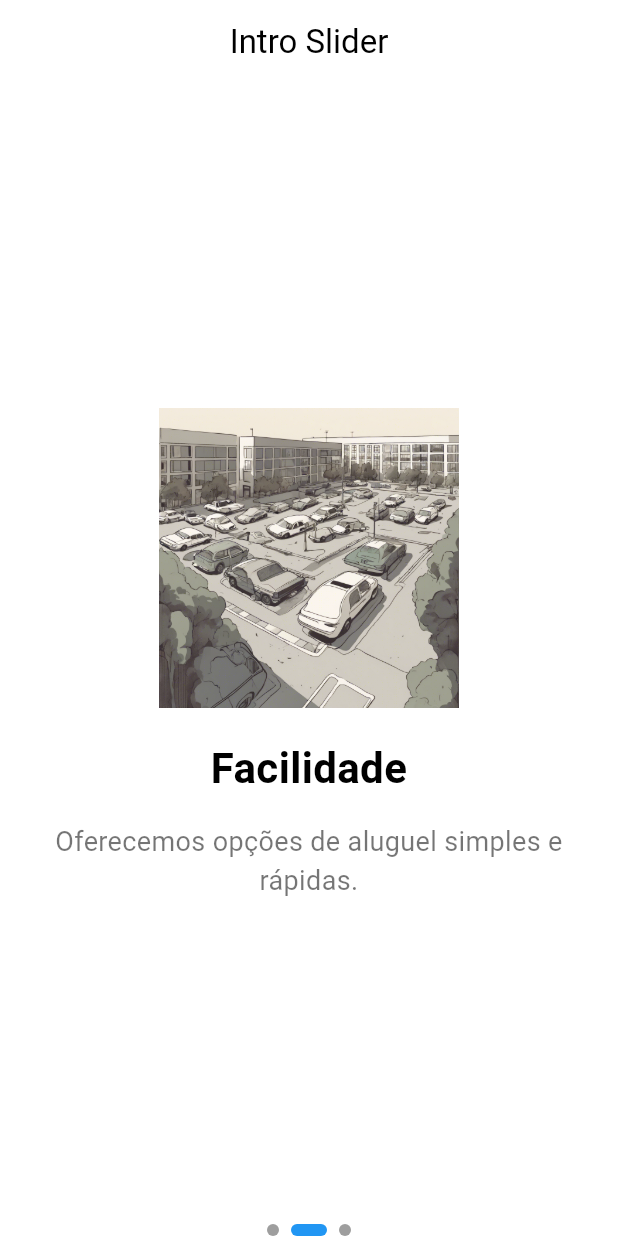
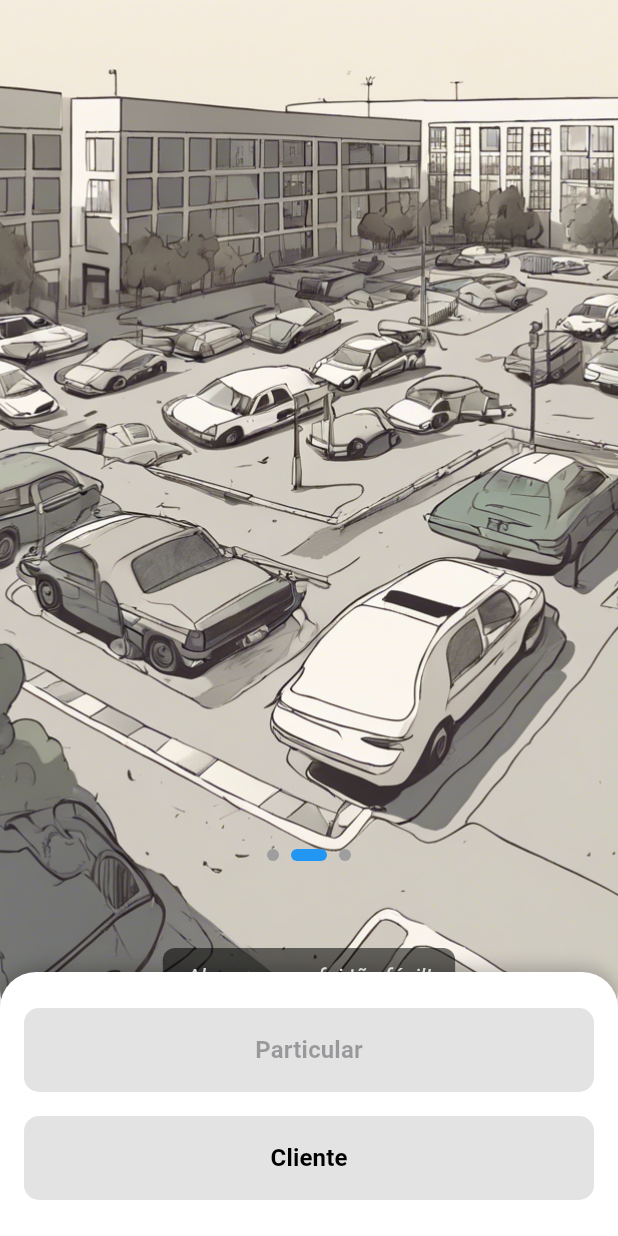
Before and after one commit to Nekavy/Parkking, a Flutter app: the screen it shows after launch, swiped to page 2, on a phone screen of 412 x 824 dp. Run offline on Flutter 3.47's test engine with Material 3 defaults, Android fonts, the light colour scheme and no system bars; drawn by our look-alikes of smooth_page_indicator.

Commit message:
Parkking Update v0.02
Melhoria de pagina intro

```diff
--- a/lib/main.dart
+++ b/lib/main.dart
@@ -1,6 +1,5 @@
 import 'package:flutter/material.dart';
 import 'screens/intro_slider.dart';
-import 'screens/login_page.dart';
 
 void main() {
   runApp(const ParkKingApp());
@@ -21,7 +20,6 @@ class ParkKingApp extends StatelessWidget {
       initialRoute: '/intro', // Rota inicial
       routes: {
         '/intro': (context) => IntroSliderPage(),
-        '/login': (context) => LoginPage(role: 'Cliente'), // Exemplo de rota
       },
     );
   }
--- a/lib/screens/intro_slider.dart
+++ b/lib/screens/intro_slider.dart
@@ -1,6 +1,5 @@
 import 'package:flutter/material.dart';
 import 'package:smooth_page_indicator/smooth_page_indicator.dart';
-import 'role_selection_page.dart';
 
 class IntroSliderPage extends StatefulWidget {
   @override
@@ -11,68 +10,56 @@ class _IntroSliderPageState extends State<IntroSliderPage> {
   final PageController _controller = PageController();
   int _currentPage = 0;
 
-  // Lista de páginas da introdução
-  final List<Widget> _pages = [
-    _buildPage("Bem-vindo!", "Explore nosso aplicativo e comece agora.", 'assets/images/welcome_image.png'),
-    _buildPage("Facilidade", "Oferecemos opções de aluguel simples e rápidas.", 'assets/images/ease_image.png'),
-    _buildPage("Escolha seu papel", "Arrendador ou Cliente, a escolha é sua.", 'assets/images/role_choice_image.png'),
+  final List<Map<String, String>> _slides = [
+    {
+      "title": "Bem-vindo!",
+      "description": "Explore o nosso aplicativo e comece agora.",
+      "image": "assets/images/welcome_image.png",
+      "caption": "Descubra a facilidade do nosso serviço.",
+    },
+    {
+      "title": "Facilidade",
+      "description": "Oferecemos opções de aluguel simples e rápidas.",
+      "image": "assets/images/ease_image.png",
+      "caption": "Alugar nunca foi tão fácil!",
+    },
+    {
+      "title": "Escolha seu papel",
+      "description": "Arrendador ou Cliente, a escolha é sua.",
+      "image": "assets/images/role_choice_image.png",
+      "caption": "Decida como quer participar.",
+    },
   ];
-
-  static Widget _buildPage(String title, String description, String imagePath) {
-    return Padding(
-      padding: const EdgeInsets.symmetric(horizontal: 24.0),
-      child: Column(
-        mainAxisAlignment: MainAxisAlignment.center,
-        children: [
-          Image.asset(
-            imagePath, // Imagem específica para cada slide
-            height: 200, // Ajuste o tamanho conforme necessário
-            fit: BoxFit.contain, // A imagem fica proporcional
-          ),
-          SizedBox(height: 20),
-          Text(
-            title,
-            style: TextStyle(fontSize: 28, fontWeight: FontWeight.bold, color: Colors.black),
-            textAlign: TextAlign.center,
-          ),
-          SizedBox(height: 16),
-          Text(
-            description,
-            textAlign: TextAlign.center,
-            style: TextStyle(fontSize: 18, color: Colors.black54),
-          ),
-        ],
-      ),
-    );
-  }
 
   @override
   Widget build(BuildContext context) {
     return Scaffold(
-      backgroundColor: Colors.white, // Fundo branco
-      appBar: AppBar(
-        title: Text('Intro Slider', style: TextStyle(color: Colors.black)),
-        backgroundColor: Colors.white,
-        elevation: 0,
-        centerTitle: true,
-        iconTheme: IconThemeData(color: Colors.black),
-      ),
-      body: Column(
+      body: Stack(
         children: [
-          Expanded(
-            child: PageView(
+          // Slider com as imagens e texto
+          PageView.builder(
             controller: _controller,
             onPageChanged: (page) {
               setState(() {
                 _currentPage = page;
               });
             },
-              children: _pages,
+            itemCount: _slides.length,
+            itemBuilder: (context, index) {
+              final slide = _slides[index];
+              return _buildSlide(slide);
+            },
           ),
-          ),
-          SmoothPageIndicator(
+
+          // Indicadores de página
+          Positioned(
+            bottom: 250,
+            left: 0,
+            right: 0,
+            child: Center(
+              child: SmoothPageIndicator(
                 controller: _controller,
-            count: _pages.length,
+                count: _slides.length,
                 effect: ExpandingDotsEffect(
                   dotColor: Colors.grey,
                   activeDotColor: Colors.blue,
@@ -80,55 +67,185 @@ class _IntroSliderPageState extends State<IntroSliderPage> {
                   dotWidth: 8,
                 ),
               ),
-          if (_currentPage == _pages.length - 1)
-            Padding(
-              padding: const EdgeInsets.all(16.0),
-              child: Column(
-                children: [
-                  // Botão "Arrendador"
-                  ElevatedButton(
-                    onPressed: () => Navigator.push(
-                      context,
-                      MaterialPageRoute(
-                        builder: (_) => RoleSelectionPage(role: "Arrendador"),
             ),
           ),
+
+          // Área dos botões com fundo branco e bordas arredondadas
+          Positioned(
+            bottom: 0,
+            left: 0,
+            right: 0,
+            child: Container(
+              decoration: BoxDecoration(
+                color: Colors.white,
+                borderRadius: BorderRadius.only(
+                  topLeft: Radius.circular(24),
+                  topRight: Radius.circular(24),
+                ),
+                boxShadow: [
+                  BoxShadow(
+                    color: Colors.black26,
+                    blurRadius: 10,
+                    offset: Offset(0, -2),
+                  ),
+                ],
+              ),
+              padding: EdgeInsets.symmetric(horizontal: 16, vertical: 24),
+              child: Column(
+                mainAxisSize: MainAxisSize.min,
+                children: [
+                  ElevatedButton(
+                    onPressed: _currentPage == _slides.length - 1
+                        ? () => _navigateToRoleSelection(context, "Particular")
+                        : null,
                     style: ElevatedButton.styleFrom(
                       backgroundColor: Colors.blue,
-                      shape: RoundedRectangleBorder(borderRadius: BorderRadius.circular(10)),
+                      shape: RoundedRectangleBorder(
+                        borderRadius: BorderRadius.circular(10),
+                      ),
                       padding: EdgeInsets.symmetric(vertical: 16),
-                      minimumSize: Size(double.infinity, 56), // Tamanho dos botões
+                      minimumSize: Size(double.infinity, 56), // Botão mais longo
                     ),
                     child: Text(
-                      "Arrendador",
-                      style: TextStyle(fontSize: 16, fontWeight: FontWeight.bold),
+                      "Particular",
+                      style: TextStyle(
+                        fontSize: 16,
+                        fontWeight: FontWeight.bold,
                       ),
                     ),
-                  SizedBox(height: 16), // Espaço entre os botões
-                  // Botão "Cliente"
+                  ),
+                  SizedBox(height: 16),
                   ElevatedButton(
-                    onPressed: () => Navigator.push(
-                      context,
-                      MaterialPageRoute(
-                        builder: (_) => RoleSelectionPage(role: "Cliente"),
-                      ),
-                    ),
+                    onPressed: _currentPage == _slides.length - 1
+                        ? () => _navigateToRoleSelection(context, "Cliente")
+                        : null,
                     style: ElevatedButton.styleFrom(
                       backgroundColor: Colors.grey.shade300,
-                      shape: RoundedRectangleBorder(borderRadius: BorderRadius.circular(10)),
+                      shape: RoundedRectangleBorder(
+                        borderRadius: BorderRadius.circular(10),
+                      ),
                       padding: EdgeInsets.symmetric(vertical: 16),
-                      minimumSize: Size(double.infinity, 56), // Tamanho dos botões
+                      minimumSize: Size(double.infinity, 56), // Botão mais longo
                     ),
                     child: Text(
                       "Cliente",
-                      style: TextStyle(fontSize: 16, fontWeight: FontWeight.bold, color: Colors.black),
+                      style: TextStyle(
+                        fontSize: 16,
+                        fontWeight: FontWeight.bold,
+                        color: Colors.black,
+                      ),
                     ),
                   ),
                 ],
+              ),
             ),
           ),
         ],
       ),
     );
   }
+
+  Widget _buildSlide(Map<String, String> slide) {
+    return Column(
+      children: [
+        // Imagem ocupa metade da tela
+        Expanded(
+          flex: 1,
+          child: Stack(
+            alignment: Alignment.bottomCenter,
+            children: [
+              ClipRRect(
+                borderRadius: BorderRadius.only(
+                  bottomLeft: Radius.circular(24),
+                  bottomRight: Radius.circular(24),
+                ),
+                child: Image.asset(
+                  slide['image']!,
+                  fit: BoxFit.cover, // Garante que a imagem preencha sem cortes
+                  width: double.infinity,
+                  height: double.infinity,
+                ),
+              ),
+              Positioned(
+                bottom: 16,
+                child: Container(
+                  padding: EdgeInsets.symmetric(horizontal: 16, vertical: 8),
+                  decoration: BoxDecoration(
+                    color: Colors.black54,
+                    borderRadius: BorderRadius.circular(8),
+                  ),
+                  child: Text(
+                    slide['caption']!,
+                    style: TextStyle(
+                      color: Colors.white,
+                      fontSize: 14,
+                      fontStyle: FontStyle.italic,
+                    ),
+                    textAlign: TextAlign.center,
+                  ),
+                ),
+              ),
+            ],
+          ),
+        ),
+        // Conteúdo do slide
+        Padding(
+          padding: const EdgeInsets.all(16.0),
+          child: Column(
+            crossAxisAlignment: CrossAxisAlignment.center,
+            children: [
+              Text(
+                slide['title']!,
+                style: TextStyle(
+                  fontSize: 28,
+                  fontWeight: FontWeight.bold,
+                  color: Colors.black,
+                ),
+                textAlign: TextAlign.center,
+              ),
+              SizedBox(height: 16),
+              Text(
+                slide['description']!,
+                style: TextStyle(
+                  fontSize: 18,
+                  color: Colors.black54,
+                ),
+                textAlign: TextAlign.center,
+              ),
+            ],
+          ),
+        ),
+      ],
+    );
   }
+
+  void _navigateToRoleSelection(BuildContext context, String role) {
+    Navigator.push(
+      context,
+      MaterialPageRoute(
+        builder: (_) => RoleSelectionPage(role: role),
+      ),
+    );
+  }
+}
+
+class RoleSelectionPage extends StatelessWidget {
+  final String role;
+
+  RoleSelectionPage({required this.role});
+
+  @override
+  Widget build(BuildContext context) {
+    return Scaffold(
+      appBar: AppBar(
+        title: Text("Seleção de Papel"),
+      ),
+      body: Center(
+        child: Text(
+          "Bem-vindo, $role!",
+          style: TextStyle(fontSize: 24),
+        ),
+      ),
+    );
+  }
+}
--- a/lib/screens/login_page.dart
+++ /dev/null
@@ -1,17 +0,0 @@
-import 'package:flutter/material.dart';
-
-class LoginPage extends StatelessWidget {
-  final String role;
-
-  LoginPage({required this.role});
-
-  @override
-  Widget build(BuildContext context) {
-    return Scaffold(
-      appBar: AppBar(title: Text("$role Login")),
-      body: Center(
-        child: Text("Página de Login para $role"),
-      ),
-    );
-  }
-}
--- a/lib/screens/role_selection_page.dart
+++ /dev/null
@@ -1,38 +0,0 @@
-import 'package:flutter/material.dart';
-import 'login_page.dart';
-
-class RoleSelectionPage extends StatelessWidget {
-  final String role;
-
-  RoleSelectionPage({required this.role});
-
-  @override
-  Widget build(BuildContext context) {
-    return Scaffold(
-      appBar: AppBar(title: Text("Escolha o seu papel")),
-      body: Center(
-        child: Column(
-          mainAxisAlignment: MainAxisAlignment.center,
-          children: [
-            Text("Você escolheu: $role", style: TextStyle(fontSize: 24)),
-            SizedBox(height: 20),
-            ElevatedButton(
-              onPressed: () => Navigator.push(
-                context,
-                MaterialPageRoute(builder: (_) => LoginPage(role: role)),
-              ),
-              child: Text("Login"),
-            ),
-            ElevatedButton(
-              onPressed: () => Navigator.push(
-                context,
-                MaterialPageRoute(builder: (_) => LoginPage(role: role)),
-              ),
-              child: Text("Register"),
-            ),
-          ],
-        ),
-      ),
-    );
-  }
-}
```
Lines whose indentation alone changed are shown as unchanged.
